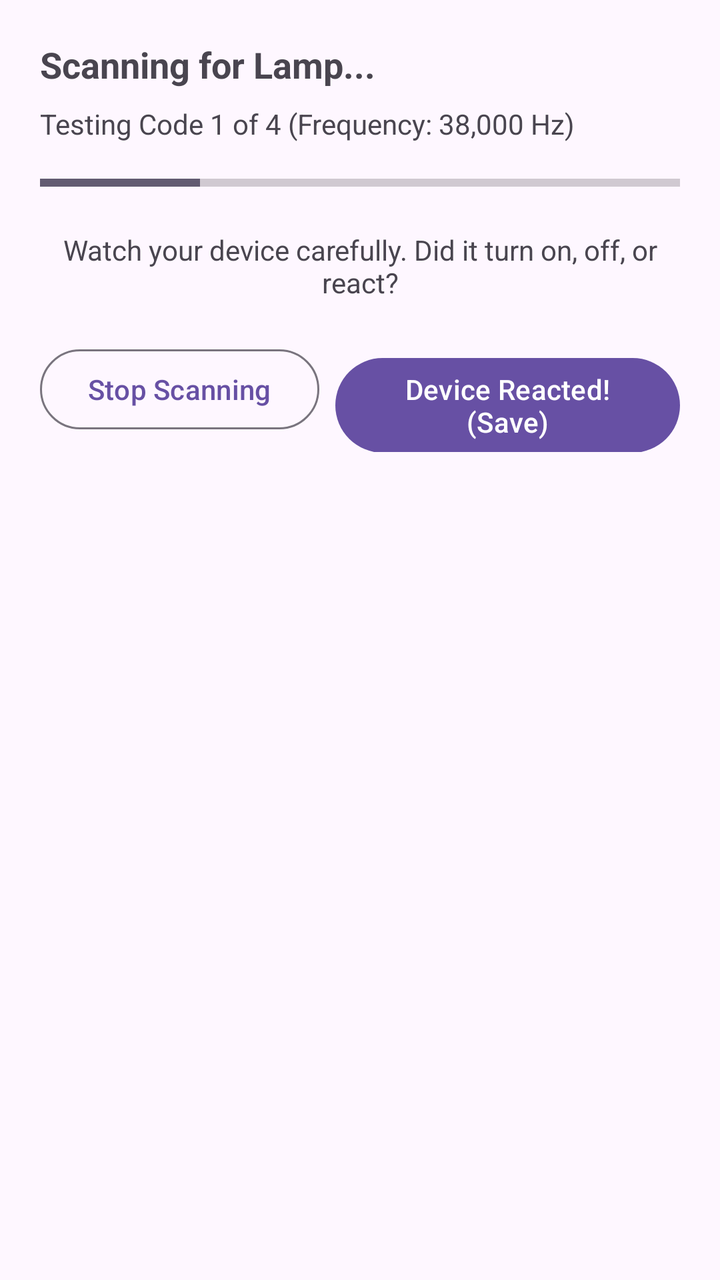
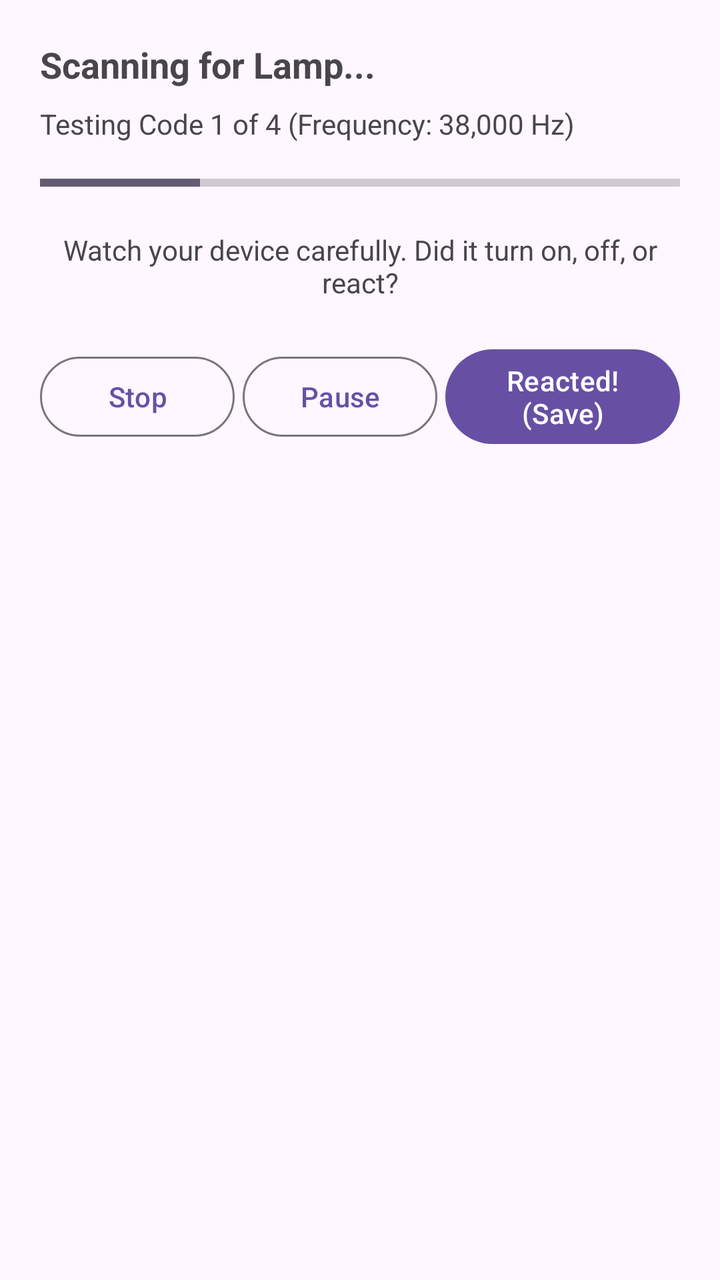

Before-and-after screenshots of an Android layout around one commit, followed by the original layout XML and the change that was made.
<!-- AndroidManifest.xml: application theme Theme.Material3.DayNight -->
<!-- res/layout/dialog_scanning_progress.xml -->
<?xml version="1.0" encoding="utf-8"?>
<LinearLayout xmlns:android="http://schemas.android.com/apk/res/android"
    android:layout_width="match_parent"
    android:layout_height="wrap_content"
    android:orientation="vertical"
    android:padding="20dp">

    <TextView
        android:id="@+id/scanDeviceTypeTextView"
        android:layout_width="wrap_content"
        android:layout_height="wrap_content"
        android:text="Scanning for Lamp..."
        android:textSize="18sp"
        android:textStyle="bold"
        android:layout_marginBottom="8dp" />

    <TextView
        android:id="@+id/scanProgressText"
        android:layout_width="wrap_content"
        android:layout_height="wrap_content"
        android:text="Testing Code 1 of 4 (Frequency: 38,000 Hz)"
        android:textSize="14sp"
        android:textColor="?android:attr/textColorSecondary"
        android:layout_marginBottom="12dp" />

    <ProgressBar
        android:id="@+id/scanProgressBar"
        style="?android:attr/progressBarStyleHorizontal"
        android:layout_width="match_parent"
        android:layout_height="wrap_content"
        android:max="100"
        android:progress="25"
        android:layout_marginBottom="16dp" />

    <TextView
        android:id="@+id/scanInstructionText"
        android:layout_width="match_parent"
        android:layout_height="wrap_content"
        android:text="Watch your device carefully. Did it turn on, off, or react?"
        android:textSize="14sp"
        android:gravity="center"
        android:layout_marginBottom="20dp" />

    <LinearLayout
        android:layout_width="match_parent"
        android:layout_height="wrap_content"
        android:orientation="horizontal"
        android:gravity="end">

        <Button
            android:id="@+id/stopScanButton"
            style="?attr/materialButtonOutlinedStyle"
            android:layout_width="wrap_content"
            android:layout_height="wrap_content"
            android:text="Stop Scanning"
            android:layout_marginEnd="8dp" />

        <Button
            android:id="@+id/deviceReactedButton"
            android:layout_width="wrap_content"
            android:layout_height="wrap_content"
            android:text="Device Reacted! (Save)" />

    </LinearLayout>

</LinearLayout>
<!-- resources referenced by this layout -->
<resources>

</resources>

<!-- the commit's change to res/layout/dialog_scanning_progress.xml (unified diff, before → after) -->
@@ -45,21 +45,32 @@
         android:layout_width="match_parent"
         android:layout_height="wrap_content"
         android:orientation="horizontal"
-        android:gravity="end">
+        android:gravity="center">
 
         <Button
             android:id="@+id/stopScanButton"
             style="?attr/materialButtonOutlinedStyle"
-            android:layout_width="wrap_content"
+            android:layout_width="0dp"
             android:layout_height="wrap_content"
-            android:text="Stop Scanning"
-            android:layout_marginEnd="8dp" />
+            android:layout_weight="1"
+            android:text="Stop"
+            android:layout_marginEnd="4dp" />
+
+        <Button
+            android:id="@+id/pauseScanButton"
+            style="?attr/materialButtonOutlinedStyle"
+            android:layout_width="0dp"
+            android:layout_height="wrap_content"
+            android:layout_weight="1"
+            android:text="Pause"
+            android:layout_marginEnd="4dp" />
 
         <Button
             android:id="@+id/deviceReactedButton"
-            android:layout_width="wrap_content"
+            android:layout_width="0dp"
             android:layout_height="wrap_content"
-            android:text="Device Reacted! (Save)" />
+            android:layout_weight="1.2"
+            android:text="Reacted! (Save)" />
 
     </LinearLayout>
 
